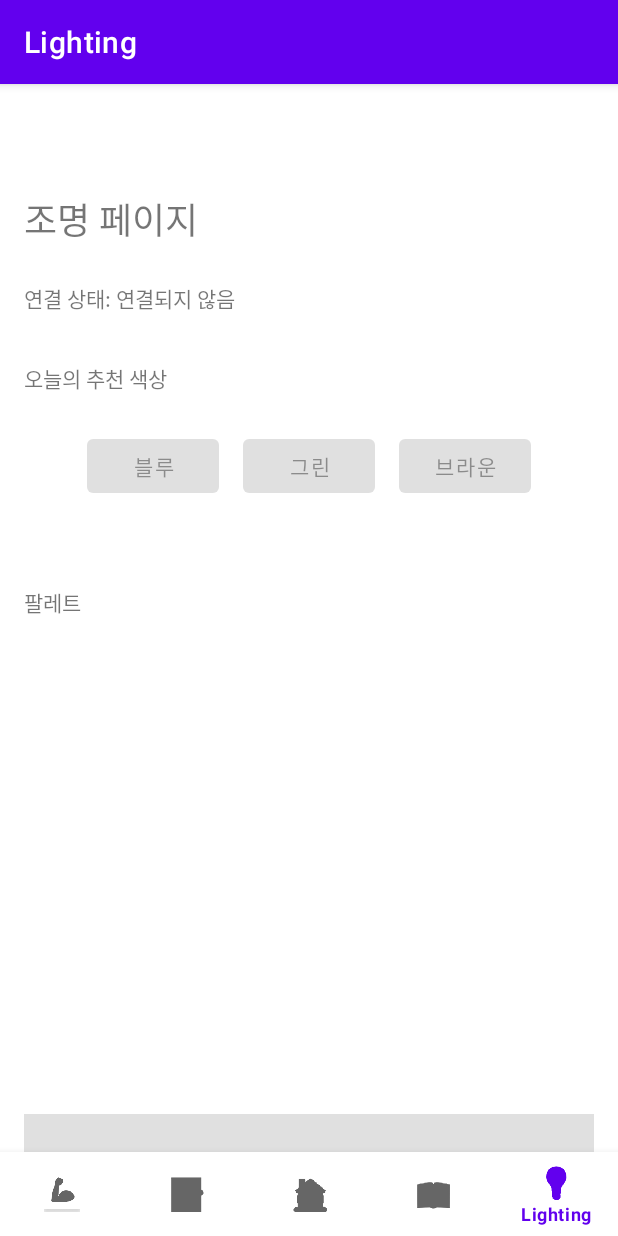
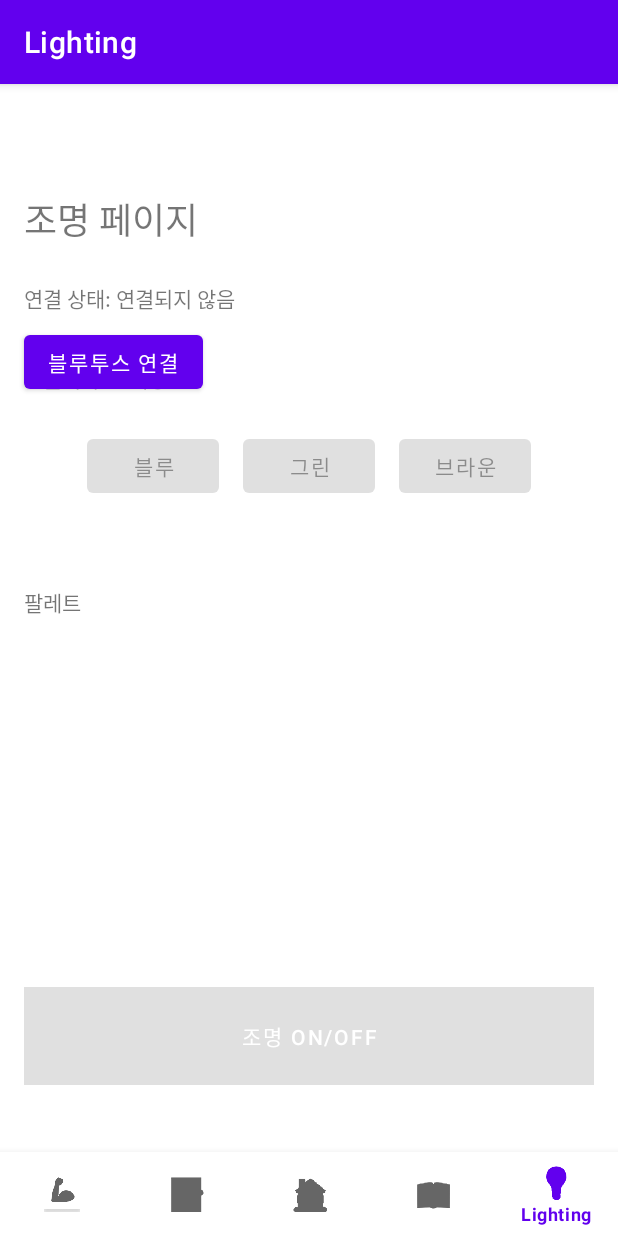
Before and after one commit to HCI-sadproject/SAD-project, an Android app: the LightingFragment screen opened through its navigation route, on a phone screen of 412 x 824 dp. Run offline under Robolectric (Android 15) with nearby library versions, the phone set to English and light mode, and no system bars; our stand-ins replace navigation-ui; 1 statement that could not run was skipped.

Commit message:
[ADD]lighting_page 블루투스 연결버튼 추가, 조명 ON/OFF기능 활성화

```diff
--- a/app/src/main/res/layout/fragment_lighting.xml
+++ b/app/src/main/res/layout/fragment_lighting.xml
@@ -10,7 +10,7 @@
         android:id="@+id/lighting_title"
         android:layout_width="match_parent"
         android:layout_height="wrap_content"
-        android:text="조명 페이지"
+             android:text="조명 페이지"
         android:textSize="24sp"
         android:padding="16dp"
         app:layout_constraintTop_toTopOf="parent"/>
@@ -79,10 +79,24 @@
         android:id="@+id/btn_light_toggle"
         android:layout_width="match_parent"
         android:layout_height="wrap_content"
+        android:layout_margin="16dp"
+        android:layout_marginBottom="100dp"
+        android:background="@android:color/black"
+        android:padding="16dp"
         android:text="조명 On/Off"
-        android:layout_margin="16dp"
-        android:padding="16dp"
-        android:background="@android:color/black"
         android:textColor="@android:color/white"
-        app:layout_constraintBottom_toBottomOf="parent"/>
+        app:layout_constraintBottom_toBottomOf="parent"
+        app:layout_constraintTop_toBottomOf="@+id/color_buttons"
+        app:layout_constraintVertical_bias="0.77"
+        tools:layout_editor_absoluteX="16dp" />
+
+    <Button
+        android:id="@+id/btn_connect"
+        android:layout_width="wrap_content"
+        android:layout_height="wrap_content"
+        android:text="블루투스 연결"
+        android:layout_marginTop="8dp"
+        android:layout_marginStart="16dp"
+        app:layout_constraintTop_toBottomOf="@id/connection_status"
+        app:layout_constraintStart_toStartOf="parent"/>
 </androidx.constraintlayout.widget.ConstraintLayout>
```
Also changed, not shown: app/src/main/java/com/example/hci/ui/Lighting/LightingFragment.java (+93 -59 lines).
